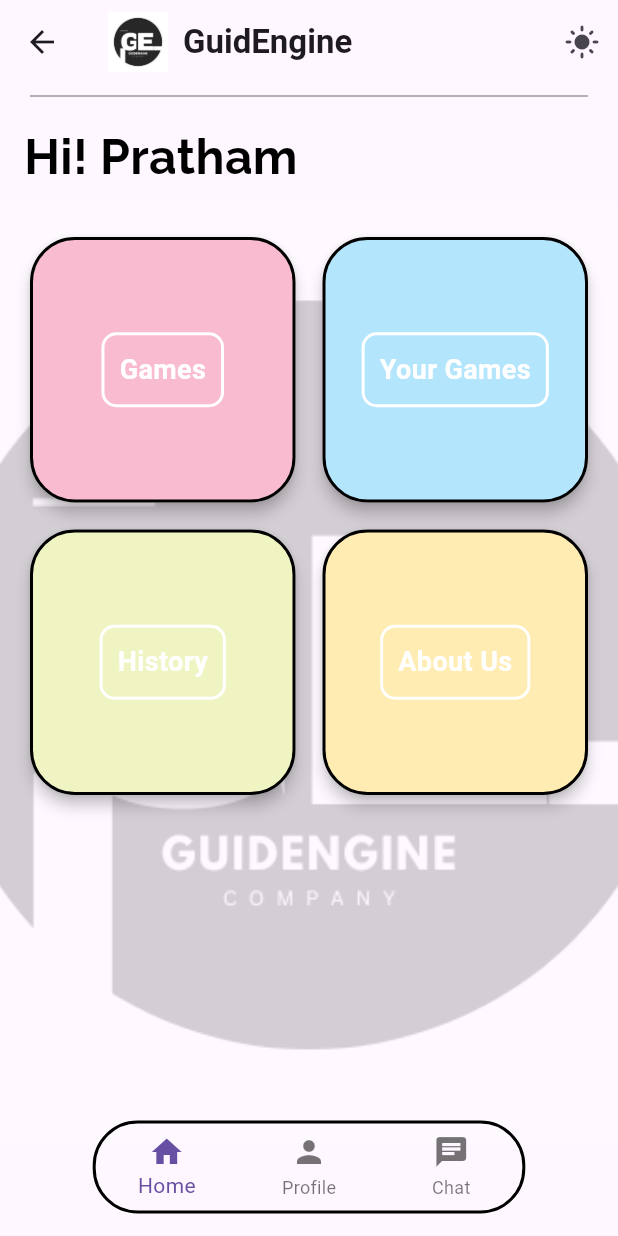
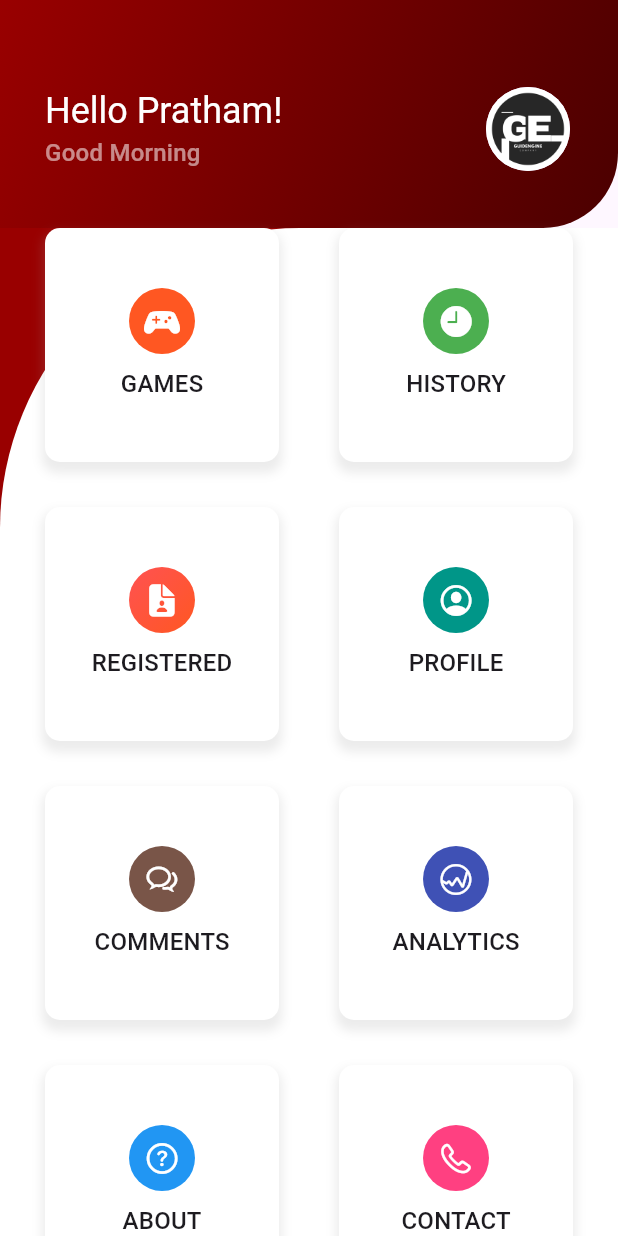
Before and after one commit to shresthanikhil16/game_mgnt, a Flutter app: the DashboardView screen opened directly, on a phone screen of 412 x 824 dp. Run offline on Flutter 3.47's test engine with Material 3 defaults, Android fonts, the phone set to English and light mode, and no system bars.

Commit message:
dashboard update

```diff
--- a/lib/view/dashboard_view.dart
+++ b/lib/view/dashboard_view.dart
@@ -1,182 +1,161 @@
+import 'package:flutter/cupertino.dart';
 import 'package:flutter/material.dart';
-import 'package:game_mgnt/common/my_card_view.dart'; // Import the MyCardView widget
 
-class DashboardView extends StatefulWidget {
+class DashboardView extends StatelessWidget {
   const DashboardView({super.key});
 
   @override
-  State<DashboardView> createState() => _DashboardViewState();
+  Widget build(BuildContext context) {
+    return SafeArea(
+      child: Scaffold(
+        body: ListView(
+          padding: EdgeInsets.zero,
+          children: [
+            // Header Container with Gradient
+            Container(
+              decoration: const BoxDecoration(
+                gradient: LinearGradient(
+                  colors: [Color(0xFF990000), Color(0xFF4B0000)],
+                  begin: Alignment.topLeft,
+                  end: Alignment.bottomRight,
+                ),
+                borderRadius: BorderRadius.only(
+                  bottomRight: Radius.circular(50),
+                ),
+              ),
+              child: Column(
+                children: [
+                  const SizedBox(height: 50),
+                  ListTile(
+                    contentPadding: const EdgeInsets.symmetric(horizontal: 30),
+                    title: Text(
+                      'Hello Pratham!',
+                      style: Theme.of(context).textTheme.headlineSmall?.copyWith(
+                            color: Colors.white,
+                          ),
+                    ),
+                    subtitle: Text(
+                      'Good Morning',
+                      style: Theme.of(context).textTheme.titleMedium?.copyWith(
+                            color: Colors.white54,
+                          ),
+                    ),
+                    trailing: const CircleAvatar(
+                      radius: 30,
+                      backgroundImage: AssetImage('assets/images/logo2.png'),
+                    ),
+                  ),
+                  const SizedBox(height: 30),
+                ],
+              ),
+            ),
+            // Content Container with Gradient
+            Container(
+              color: const Color(0xFF990000),
+              child: Container(
+                padding: const EdgeInsets.symmetric(horizontal: 30),
+                decoration: const BoxDecoration(
+                  color: Colors.white,
+                  borderRadius: BorderRadius.only(
+                    topLeft: Radius.circular(200),
+                  ),
+                ),
+                child: GridView.count(
+                  shrinkWrap: true,
+                  physics: const NeverScrollableScrollPhysics(),
+                  crossAxisCount: 2,
+                  crossAxisSpacing: 40,
+                  mainAxisSpacing: 30,
+                  children: [
+                    itemDashboard(context, 'Games', CupertinoIcons.game_controller_solid, Colors.deepOrange),
+                    itemDashboard(context, 'History', CupertinoIcons.time_solid, Colors.green),
+                    itemDashboardGradient(context, 'Registered', CupertinoIcons.doc_person_fill),
+                    itemDashboard(context, 'Profile', CupertinoIcons.person_crop_circle, Colors.teal),
+                    itemDashboard(context, 'Comments', CupertinoIcons.chat_bubble_2, Colors.brown),
+                    itemDashboard(context, 'Analytics', CupertinoIcons.graph_circle, Colors.indigo),
+                    itemDashboard(context, 'About', CupertinoIcons.question_circle, Colors.blue),
+                    itemDashboard(context, 'Contact', CupertinoIcons.phone, Colors.pinkAccent),
+                  ],
+                ),
+              ),
+            ),
+            const SizedBox(height: 20),
+          ],
+        ),
+      ),
+    );
   }
 
-class _DashboardViewState extends State<DashboardView> {
-  int _currentIndex = 0;
-  bool _isDarkMode = false; // Track the theme state
-
-  void _onTabTapped(int index) {
-    setState(() {
-      _currentIndex = index;
-    });
-  }
-
-  // Method to toggle dark mode
-  void _toggleDarkMode() {
-    setState(() {
-      _isDarkMode = !_isDarkMode;
-    });
-    // Apply the theme change to the app
-    if (_isDarkMode) {
-      // Set dark theme
-      Theme.of(context).copyWith(brightness: Brightness.dark);
-    } else {
-      // Set light theme
-      Theme.of(context).copyWith(brightness: Brightness.light);
-    }
-  }
-
-  @override
-  Widget build(BuildContext context) {
-    // List of cute colors for the cards
-    final List<Color> cardColors = [
-      Colors.pink[100]!, // Soft pink
-      Colors.lightBlue[100]!, // Soft blue
-      Colors.lime[100]!, // Soft lime green
-      Colors.amber[100]!, // Soft yellow
-    ];
-
-    // List of labels for the cards
-    final List<String> cardLabels = [
-      "Games",
-      "Your Games",
-      "History",
-      "About Us",
-    ];
-
-    // Get screen size and orientation
-    final size = MediaQuery.of(context).size;
-    final isPortrait = size.height > size.width; // Portrait or landscape
-
-    return Scaffold(
-      appBar: AppBar(
-        title: Row(
-          children: [
-            Image.asset(
-              'assets/images/logo2.png', // Replace with the correct path to your logo
-              height: 40,
-            ),
-            const SizedBox(width: 10),
-            const Text(
-              "GuidEngine",
-              style: TextStyle(fontWeight: FontWeight.bold),
+  /// Standard item with solid color background
+  Widget itemDashboard(BuildContext context, String title, IconData iconData, Color background) {
+    return Container(
+      decoration: BoxDecoration(
+        color: Colors.white,
+        borderRadius: BorderRadius.circular(10),
+        boxShadow: [
+          BoxShadow(
+            offset: const Offset(0, 5),
+            color: Colors.grey.withOpacity(.2),
+            spreadRadius: 2,
+            blurRadius: 5,
           ),
         ],
       ),
-        actions: [
-          // Dark mode toggle button
-          IconButton(
-            icon: Icon(
-              _isDarkMode ? Icons.dark_mode : Icons.light_mode, // Change icon based on theme state
+      child: Column(
+        mainAxisAlignment: MainAxisAlignment.center,
+        children: [
+          Container(
+            padding: const EdgeInsets.all(10),
+            decoration: BoxDecoration(
+              color: background,
+              shape: BoxShape.circle,
             ),
-            onPressed: _toggleDarkMode, // Toggle theme
+            child: Icon(iconData, color: Colors.white),
+          ),
+          const SizedBox(height: 8),
+          Text(
+            title.toUpperCase(),
+            style: Theme.of(context).textTheme.titleMedium,
           ),
         ],
       ),
-      body: Column(
-        children: [
-          // Divider between AppBar and content
-          const Divider(
-            color: Colors.black38,
-            thickness: 1,
-            indent: 20,
-            endIndent: 20,
-          ),
-          // Add a greeting text below the AppBar, aligned to the left
-          const Padding(
-            padding: EdgeInsets.symmetric(vertical: 10.0, horizontal: 16.0), // Added horizontal padding
-            child: Align(
-              alignment: Alignment.centerLeft, // Align the text to the left
-              child: Text(
-                "Hi! Pratham", // Greeting message
-                style: TextStyle(
-                  fontSize: 32, // Increased font size
-                  fontWeight: FontWeight.bold,
-                  fontFamily: 'Raleway', // Use Raleway font
-                  color: Colors.black,
-                ),
-              ),
-            ),
-          ),
-          // Background Image with reduced opacity
-          Expanded(
-            child: Stack(
-              children: [
-                Positioned.fill(
-                  child: Opacity(
-                    opacity: 0.2, // Adjust transparency here
-                    child: Image.asset(
-                      'assets/images/logo2.png', // Replace with the correct path to your logo
-                      fit: BoxFit.cover, // Makes the image cover the screen
-                    ),
-                  ),
-                ),
-                // Main content: Grid of cards
-                Padding(
-                  padding: const EdgeInsets.all(16.0),
-                  child: GridView.count(
-                    crossAxisCount: isPortrait ? 2 : 3, // 2 columns in portrait, 3 in landscape
-                    crossAxisSpacing: 10,
-                    mainAxisSpacing: 10,
-                    children: List.generate(4, (index) {
-                      return MyCardView(
-                        label: cardLabels[index],
-                        color: cardColors[index],
     );
-                    }),
-                  ),
+  }
+
+  /// Item with gradient dark red background
+  Widget itemDashboardGradient(BuildContext context, String title, IconData iconData) {
+    return Container(
+      decoration: BoxDecoration(
+        color: Colors.white,
+        borderRadius: BorderRadius.circular(10),
+        boxShadow: [
+          BoxShadow(
+            offset: const Offset(0, 5),
+            color: Colors.grey.withOpacity(.2),
+            spreadRadius: 2,
+            blurRadius: 5,
           ),
         ],
       ),
+      child: Column(
+        mainAxisAlignment: MainAxisAlignment.center,
+        children: [
+          Container(
+            padding: const EdgeInsets.all(10),
+            decoration: const BoxDecoration(
+              gradient: LinearGradient(
+                colors: [Colors.redAccent, Colors.deepOrange],
+                begin: Alignment.topLeft,
+                end: Alignment.bottomRight,
               ),
-          // Bottom Navigation Bar (with adjustment)
-          Transform.translate(
-            offset: const Offset(0, -15), // Shift the BottomNavigationBar upwards by 10 units
-            child: Container(
-              width: isPortrait
-                  ? MediaQuery.of(context).size.width * 0.7 // Decreased width for portrait mode
-                  : MediaQuery.of(context).size.width * 0.5, // Decreased width for landscape mode
-              decoration: BoxDecoration(
-                borderRadius: const BorderRadius.only(
-                  topLeft: Radius.circular(30),  // Rounded top-left corner
-                  topRight: Radius.circular(30), // Rounded top-right corner
-                  bottomLeft: Radius.circular(30), // Rounded bottom-left corner
-                  bottomRight: Radius.circular(30), // Rounded bottom-right corner
+              shape: BoxShape.circle,
             ),
-                border: Border.all(
-                  color: Colors.black, // Add a grey border around the bottom navigation bar
-                  width: 2, // Set border width
+            child: Icon(iconData, color: Colors.white),
           ),
-              ),
-              child: BottomNavigationBar(
-                currentIndex: _currentIndex,
-                onTap: _onTabTapped,
-                type: BottomNavigationBarType.fixed,
-                backgroundColor: Colors.transparent, // Make BottomNavigationBar background transparent
-                elevation: 0, // Remove the default shadow
-                items: const [
-                  BottomNavigationBarItem(
-                    icon: Icon(Icons.home),
-                    label: "Home",
-                  ),
-                  BottomNavigationBarItem(
-                    icon: Icon(Icons.person),
-                    label: "Profile",
-                  ),
-                  BottomNavigationBarItem(
-                    icon: Icon(Icons.chat),
-                    label: "Chat",
-                  ),
-                ],
-              ),
-            ),
+          const SizedBox(height: 8),
+          Text(
+            title.toUpperCase(),
+            style: Theme.of(context).textTheme.titleMedium,
           ),
         ],
       ),
```
Lines whose indentation alone changed are shown as unchanged.
